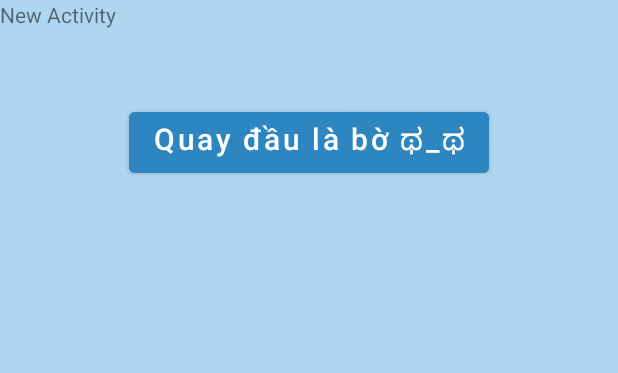
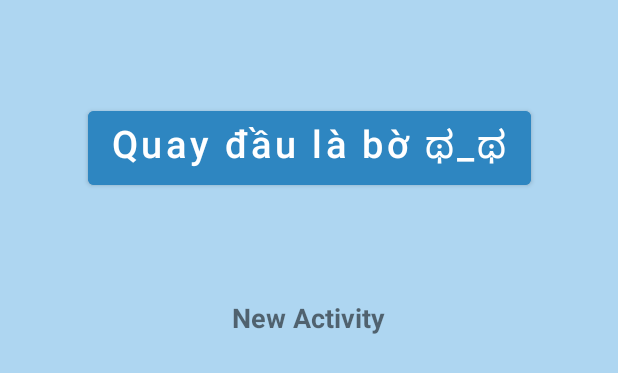
Before and after one commit to nhwzaan/mobile_labs_20520855, an Android app: the layout activity_exercise_3.xml on its own in the app's theme, with its tools: preview values and no code run, on a phone screen of 412 x 824 dp. Shown: the top 373 px of the screen. Run offline under Robolectric (Android 15) with nearby library versions, the phone set to English and light mode, and no system bars.

Commit message:
finish lab5

```diff
--- /dev/null
+++ b/app/src/main/res/anim/anim_enter.xml
@@ -0,0 +1,6 @@
+<set xmlns:android="http://schemas.android.com/apk/res/android"
+    android:shareInterpolator="false">
+    <translate android:fromXDelta="-100%" android:toXDelta="0%"
+        android:fromYDelta="0%" android:toYDelta="0%"
+        android:duration="700"/>
+</set>
--- a/app/src/main/res/layout/activity_exercise_3.xml
+++ b/app/src/main/res/layout/activity_exercise_3.xml
@@ -7,12 +7,13 @@
     android:background="@color/light_blue_sea">
 
     <Button
+        android:id="@+id/btnBack"
         android:layout_width="wrap_content"
         android:layout_height="wrap_content"
         android:backgroundTint="@color/deep_ocean"
         android:text="Quay đầu là bờ ಥ_ಥ"
         android:textAllCaps="false"
-        android:textSize="20sp"
+        android:textSize="25sp"
         app:layout_constraintBottom_toBottomOf="parent"
         app:layout_constraintEnd_toEndOf="parent"
         app:layout_constraintStart_toStartOf="parent"
@@ -23,9 +24,17 @@
     <TextView
         android:layout_width="wrap_content"
         android:layout_height="wrap_content"
+        android:layout_marginStart="165dp"
+        android:layout_marginTop="31dp"
+        android:layout_marginEnd="166dp"
+        android:layout_marginBottom="561dp"
         android:text="New Activity"
-        tools:ignore="MissingConstraints"
-        tools:layout_editor_absoluteX="16dp"
-        tools:layout_editor_absoluteY="25dp" />
+        android:textSize="18sp"
+        android:textStyle="bold"
+        app:layout_constraintBottom_toBottomOf="parent"
+        app:layout_constraintEnd_toEndOf="parent"
+        app:layout_constraintStart_toStartOf="parent"
+        app:layout_constraintTop_toBottomOf="@+id/btnBack"
+        tools:ignore="MissingConstraints" />
 
 </androidx.constraintlayout.widget.ConstraintLayout>
```
Also changed, not shown: app/src/main/AndroidManifest.xml (+11 -1 lines), app/src/main/java/com/example/myapplication/Exercise_3.java (+30 -1 lines), app/src/main/java/com/example/myapplication/MainActivity.java (+25 -13 lines), app/src/main/res/anim/anim_leave.xml (added, +7 -0 lines).
